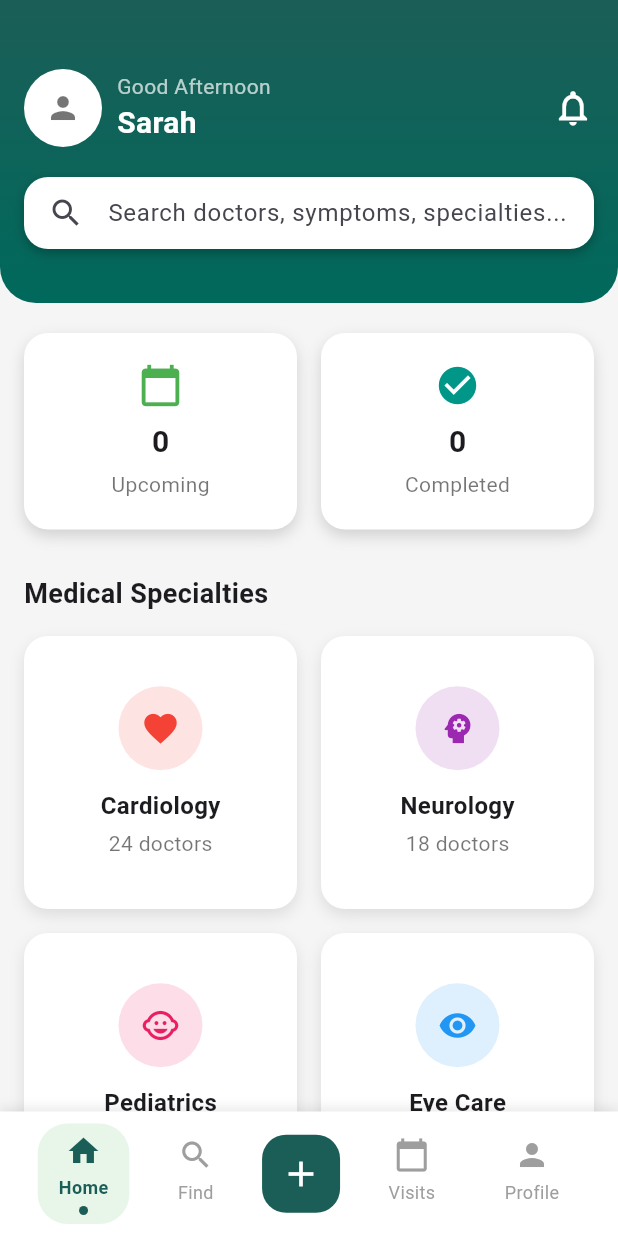
After one commit to laspraharshana/clinic-booking-frontend, a Flutter app: the Dashboard screen opened directly, on a phone screen of 412 x 824 dp. The commit adds this screen. Run offline on Flutter 3.47's test engine with Material 3 defaults, Android fonts, the phone set to English and light mode, and no system bars; our stand-ins replace dio, firebase_auth, firebase_core; accounts and stored records are empty.

Commit message:
update changes

```diff
--- /dev/null
+++ b/lib/dasboard.dart
@@ -0,0 +1,442 @@
+import 'package:flutter/material.dart';
+import 'visits_page.dart';
+
+// Dummy Placeholder Page
+class PlaceholderPage extends StatelessWidget {
+  final String title;
+  const PlaceholderPage({super.key, required this.title});
+
+  @override
+  Widget build(BuildContext context) {
+    return Scaffold(
+      appBar: AppBar(
+        title: Text(title),
+        backgroundColor: const Color(0xFF1B5E57),
+      ),
+      body: Center(child: Text(title, style: const TextStyle(fontSize: 22))),
+    );
+  }
+}
+
+class Dashboard extends StatefulWidget {
+  const Dashboard({super.key});
+
+  @override
+  State<Dashboard> createState() => _DashboardState();
+}
+
+class _DashboardState extends State<Dashboard> {
+  int _selectedIndex = 0;
+
+  void _onBottomNavTapped(int index) {
+    setState(() => _selectedIndex = index);
+
+    switch (index) {
+      case 0:
+        break; // Home - stay here
+      case 1:
+        Navigator.push(
+          context,
+          MaterialPageRoute(
+            builder: (context) => const PlaceholderPage(title: "Find Page"),
+          ),
+        );
+        break;
+      case 2:
+        Navigator.push(
+          context,
+          MaterialPageRoute(
+            builder: (context) => const PlaceholderPage(title: "Add New Page"),
+          ),
+        );
+        break;
+      case 3:
+        Navigator.pushReplacement(
+          context,
+          MaterialPageRoute(builder: (_) => const VisitsPage()),
+        );
+        break;
+      case 4:
+        Navigator.push(
+          context,
+          MaterialPageRoute(
+            builder: (context) => const PlaceholderPage(title: "Profile Page"),
+          ),
+        );
+        break;
+    }
+  }
+
+  @override
+  Widget build(BuildContext context) {
+    return Scaffold(
+      backgroundColor: Colors.grey[100],
+
+      // ✅ Custom Bottom Navigation
+      bottomNavigationBar: Container(
+        padding: const EdgeInsets.symmetric(vertical: 8, horizontal: 16),
+        decoration: BoxDecoration(
+          color: Colors.white,
+          boxShadow: [
+            BoxShadow(
+              color: Colors.black12.withOpacity(0.1),
+              blurRadius: 6,
+              offset: const Offset(0, -2),
+            ),
+          ],
+        ),
+        child: Row(
+          mainAxisAlignment: MainAxisAlignment.spaceAround,
+          children: [
+            _buildNavItem(Icons.home, "Home", 0),
+            _buildNavItem(Icons.search, "Find", 1),
+            _buildCenterAddButton(2),
+            _buildNavItem(Icons.calendar_today, "Visits", 3),
+            _buildNavItem(Icons.person, "Profile", 4),
+          ],
+        ),
+      ),
+
+      body: _buildDashboardBody(),
+    );
+  }
+
+  // === Dashboard ===
+  Widget _buildDashboardBody() {
+    return SingleChildScrollView(
+      child: Column(
+        crossAxisAlignment: CrossAxisAlignment.start,
+        children: [
+          // Header
+          Container(
+            width: double.infinity,
+            decoration: const BoxDecoration(
+              gradient: LinearGradient(
+                colors: [Color(0xFF1B5E57), Color(0xFF00695C)],
+                begin: Alignment.topCenter,
+                end: Alignment.bottomCenter,
+              ),
+              borderRadius: BorderRadius.only(
+                bottomLeft: Radius.circular(24),
+                bottomRight: Radius.circular(24),
+              ),
+            ),
+            padding: const EdgeInsets.all(16),
+            child: Column(
+              children: [
+                const SizedBox(height: 30),
+                Row(
+                  mainAxisAlignment: MainAxisAlignment.spaceBetween,
+                  children: [
+                    Row(
+                      children: [
+                        const CircleAvatar(
+                          radius: 26,
+                          backgroundColor: Colors.white,
+                          child: Icon(Icons.person, color: Colors.black54),
+                        ),
+                        const SizedBox(width: 10),
+                        Column(
+                          crossAxisAlignment: CrossAxisAlignment.start,
+                          children: const [
+                            Text(
+                              "Good Afternoon",
+                              style: TextStyle(
+                                fontSize: 14,
+                                color: Colors.white70,
+                              ),
+                            ),
+                            Text(
+                              "Sarah",
+                              style: TextStyle(
+                                fontSize: 20,
+                                fontWeight: FontWeight.bold,
+                                color: Colors.white,
+                              ),
+                            ),
+                          ],
+                        ),
+                      ],
+                    ),
+                    const Icon(
+                      Icons.notifications_none,
+                      size: 28,
+                      color: Colors.white,
+                    ),
+                  ],
+                ),
+                const SizedBox(height: 20),
+
+                // Search
+                Container(
+                  padding: const EdgeInsets.symmetric(horizontal: 16),
+                  decoration: BoxDecoration(
+                    color: Colors.white,
+                    borderRadius: BorderRadius.circular(16),
+                    boxShadow: [
+                      BoxShadow(
+                        color: Colors.black26,
+                        blurRadius: 6,
+                        offset: const Offset(0, 3),
+                      ),
+                    ],
+                  ),
+                  child: const TextField(
+                    decoration: InputDecoration(
+                      icon: Icon(Icons.search),
+                      hintText: "Search doctors, symptoms, specialties...",
+                      border: InputBorder.none,
+                    ),
+                  ),
+                ),
+                const SizedBox(height: 20),
+              ],
+            ),
+          ),
+
+          const SizedBox(height: 20),
+
+          // Stats
+          Padding(
+            padding: const EdgeInsets.symmetric(horizontal: 16),
+            child: Row(
+              children: [
+                Expanded(
+                  child: _buildStatCard(
+                    "Upcoming",
+                    "0",
+                    Icons.calendar_today,
+                    Colors.green,
+                  ),
+                ),
+                const SizedBox(width: 16),
+                Expanded(
+                  child: _buildStatCard(
+                    "Completed",
+                    "0",
+                    Icons.check_circle,
+                    Colors.teal,
+                  ),
+                ),
+              ],
+            ),
+          ),
+
+          const SizedBox(height: 30),
+
+          // Specialties Section
+          const Padding(
+            padding: EdgeInsets.symmetric(horizontal: 16),
+            child: Text(
+              "Medical Specialties",
+              style: TextStyle(fontSize: 18, fontWeight: FontWeight.bold),
+            ),
+          ),
+          const SizedBox(height: 15),
+
+          Padding(
+            padding: const EdgeInsets.symmetric(horizontal: 16),
+            child: GridView.count(
+              crossAxisCount: 2,
+              shrinkWrap: true,
+              crossAxisSpacing: 16,
+              mainAxisSpacing: 16,
+              physics: const NeverScrollableScrollPhysics(),
+              children: [
+                _buildSpecialtyCard(
+                  context,
+                  "Cardiology",
+                  "24 doctors",
+                  Icons.favorite,
+                  Colors.red,
+                  const PlaceholderPage(title: "Cardiology"),
+                ),
+                _buildSpecialtyCard(
+                  context,
+                  "Neurology",
+                  "18 doctors",
+                  Icons.psychology,
+                  Colors.purple,
+                  const PlaceholderPage(title: "Neurology"),
+                ),
+                _buildSpecialtyCard(
+                  context,
+                  "Pediatrics",
+                  "32 doctors",
+                  Icons.child_care,
+                  Colors.pink,
+                  const PlaceholderPage(title: "Pediatrics"),
+                ),
+                _buildSpecialtyCard(
+                  context,
+                  "Eye Care",
+                  "15 doctors",
+                  Icons.remove_red_eye,
+                  Colors.blue,
+                  const PlaceholderPage(title: "Eye Care"),
+                ),
+                _buildSpecialtyCard(
+                  context,
+                  "Orthopedics",
+                  "28 doctors",
+                  Icons.fitness_center,
+                  Colors.orange,
+                  const PlaceholderPage(title: "Orthopedics"),
+                ),
+                _buildSpecialtyCard(
+                  context,
+                  "General",
+                  "45 doctors",
+                  Icons.medical_services,
+                  Colors.teal,
+                  const PlaceholderPage(title: "General"),
+                ),
+              ],
+            ),
+          ),
+          const SizedBox(height: 20),
+        ],
+      ),
+    );
+  }
+
+  // === Helpers ===
+
+  Widget _buildNavItem(IconData icon, String label, int index) {
+    bool isSelected = _selectedIndex == index;
+    return GestureDetector(
+      onTap: () => _onBottomNavTapped(index),
+      child: Container(
+        padding: const EdgeInsets.symmetric(vertical: 6, horizontal: 14),
+        decoration: isSelected
+            ? BoxDecoration(
+                color: Colors.green[50],
+                borderRadius: BorderRadius.circular(20),
+              )
+            : null,
+        child: Column(
+          mainAxisSize: MainAxisSize.min,
+          children: [
+            Icon(
+              icon,
+              color: isSelected ? const Color(0xFF1B5E57) : Colors.grey,
+            ),
+            const SizedBox(height: 4),
+            Text(
+              label,
+              style: TextStyle(
+                fontSize: 12,
+                fontWeight: isSelected ? FontWeight.bold : FontWeight.normal,
+                color: isSelected ? const Color(0xFF1B5E57) : Colors.grey,
+              ),
+            ),
+            const SizedBox(height: 4),
+            if (isSelected)
+              Container(
+                width: 6,
+                height: 6,
+                decoration: const BoxDecoration(
+                  shape: BoxShape.circle,
+                  color: Color(0xFF1B5E57),
+                ),
+              ),
+          ],
+        ),
+      ),
+    );
+  }
+
+  Widget _buildCenterAddButton(int index) {
+    return GestureDetector(
+      onTap: () => _onBottomNavTapped(index),
+      child: Container(
+        padding: const EdgeInsets.all(12),
+        decoration: BoxDecoration(
+          color: const Color(0xFF1B5E57),
+          borderRadius: BorderRadius.circular(16),
+        ),
+        child: const Icon(Icons.add, color: Colors.white, size: 28),
+      ),
+    );
+  }
+
+  Widget _buildStatCard(
+    String title,
+    String value,
+    IconData icon,
+    Color color,
+  ) {
+    return Container(
+      padding: const EdgeInsets.all(20),
+      decoration: BoxDecoration(
+        color: Colors.white,
+        borderRadius: BorderRadius.circular(16),
+        boxShadow: [
+          BoxShadow(
+            color: Colors.black12.withOpacity(0.15),
+            blurRadius: 8,
+            offset: const Offset(0, 4),
+          ),
+        ],
+      ),
+      child: Column(
+        children: [
+          Icon(icon, size: 30, color: color),
+          const SizedBox(height: 8),
+          Text(
+            value,
+            style: const TextStyle(fontSize: 20, fontWeight: FontWeight.bold),
+          ),
+          const SizedBox(height: 4),
+          Text(title, style: const TextStyle(color: Colors.black54)),
+        ],
+      ),
+    );
+  }
+
+  Widget _buildSpecialtyCard(
+    BuildContext context,
+    String title,
+    String subtitle,
+    IconData icon,
+    Color color,
+    Widget page,
+  ) {
+    return GestureDetector(
+      onTap: () {
+        Navigator.push(context, MaterialPageRoute(builder: (context) => page));
+      },
+      child: Container(
+        decoration: BoxDecoration(
+          color: Colors.white,
+          borderRadius: BorderRadius.circular(16),
+          boxShadow: [
+            BoxShadow(
+              color: Colors.black12.withOpacity(0.1),
+              blurRadius: 8,
+              offset: const Offset(0, 4),
+            ),
+          ],
+        ),
+        padding: const EdgeInsets.all(16),
+        child: Column(
+          mainAxisAlignment: MainAxisAlignment.center,
+          children: [
+            CircleAvatar(
+              radius: 28,
+              backgroundColor: color.withOpacity(0.15),
+              child: Icon(icon, size: 26, color: color),
+            ),
+            const SizedBox(height: 12),
+            Text(
+              title,
+              style: const TextStyle(fontWeight: FontWeight.bold, fontSize: 16),
+            ),
+            const SizedBox(height: 4),
+            Text(subtitle, style: const TextStyle(color: Colors.black54)),
+          ],
+        ),
+      ),
+    );
+  }
+}
--- a/lib/signin_signup.dart
+++ b/lib/signin_signup.dart
@@ -1,7 +1,8 @@
+import 'package:clinic_booking_frontend/dasboard.dart';
 import 'package:flutter/material.dart';
 import 'package:firebase_auth/firebase_auth.dart';
 import 'package:dio/dio.dart';
-import 'Dashboard.dart';
+//import 'Dashboard.dart';
 
 // Use --dart-define to override on run. Emulator -> your PC: 10.0.2.2
 const apiBaseUrl = String.fromEnvironment(
--- a/lib/visit_page.dart
+++ b/lib/visit_page.dart
@@ -1,5 +1,6 @@
+import 'package:clinic_booking_frontend/dasboard.dart';
 import 'package:flutter/material.dart';
-import 'Dashboard.dart';
+//import 'Dashboard.dart';
 
 class VisitsPage extends StatefulWidget {
   const VisitsPage({super.key});
```
